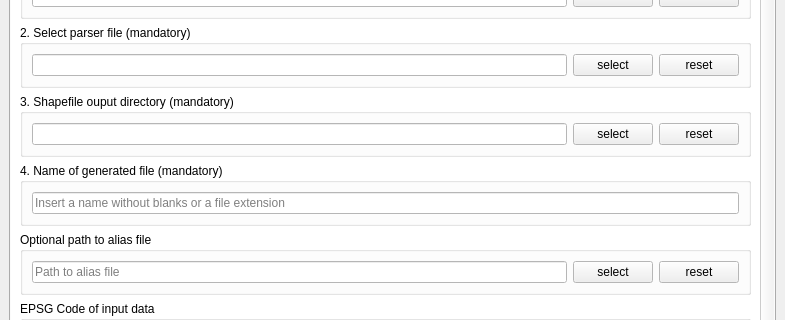
Before: the Qt Designer form s2g_data_processor_dockwidget_base.ui in survey2gis/s2g-qgis-extension, drawn with Qt 5; both pictures show x 0 to 785 and y 88 to 408 of the 785 by 808 pixel window.
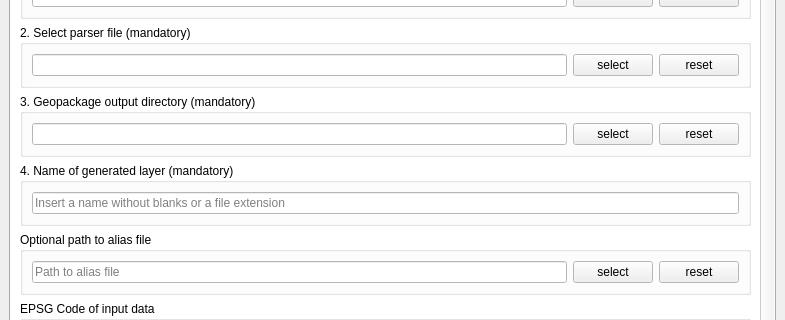
After: the same form once the commit is applied. The open tabs and pages were chosen to show the change.

Commit message: fix typos, naming of layers in geopackage

The edit to the form file:
```diff
--- a/s2g_data_processor_dockwidget_base.ui
+++ b/s2g_data_processor_dockwidget_base.ui
@@ -742,7 +742,7 @@
             <item>
              <widget class="QGroupBox" name="groupBox_6">
               <property name="title">
-               <string>3. Shapefile ouput directory (mandatory)</string>
+               <string>3. Geopackage output directory (mandatory)</string>
               </property>
               <layout class="QHBoxLayout" name="horizontalLayout_4">
                <item>
@@ -768,7 +768,7 @@
             <item>
              <widget class="QGroupBox" name="groupBox_4">
               <property name="title">
-               <string>4. Name of generated file (mandatory)</string>
+               <string>4. Name of generated layer (mandatory)</string>
               </property>
               <layout class="QFormLayout" name="formLayout_4">
                <item row="0" column="0" colspan="2">
```
Left out of the diff: 2 changed lines with no effect on the pictures. The commit also changes 1 other file.
